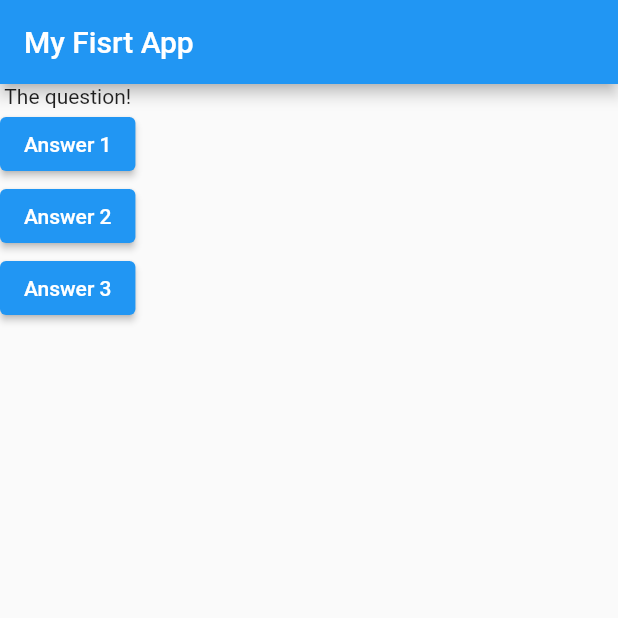
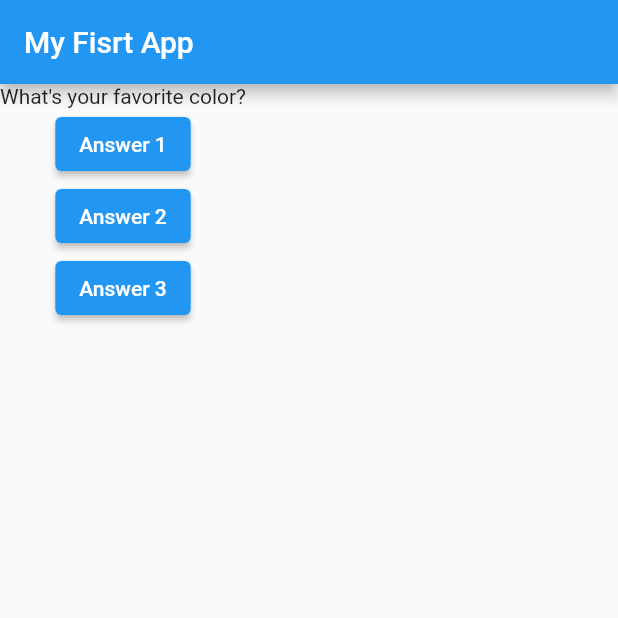
Before and after one commit to JPJFerreira/flutter_complete_guide, a Flutter app: the screen it shows after launch, after a tap on "Answer 1", on a phone screen of 412 x 824 dp, the top half of it. Run offline on Flutter 3.47's test engine with Material 2 defaults, Android fonts, the phone set to English and light mode, and no system bars.

Commit message:
Update widgets (wrong way)

```diff
--- a/lib/main.dart
+++ b/lib/main.dart
@@ -5,8 +5,11 @@ void main() {
 }
 
 class MyApp extends StatelessWidget {
+  var questionIndex = 0;
+
   void answerQuestion() {
-    print('Answer chosen !');
+    questionIndex++;
+    print(questionIndex);
   }
 
   @override
@@ -22,7 +25,7 @@ class MyApp extends StatelessWidget {
         ),
         body: Column(
           children: <Widget>[
-            Text('The question!'),
+            Text(questions[questionIndex]),
             ElevatedButton(
               // Like Raised Button
               child: Text('Answer 1'),
```
